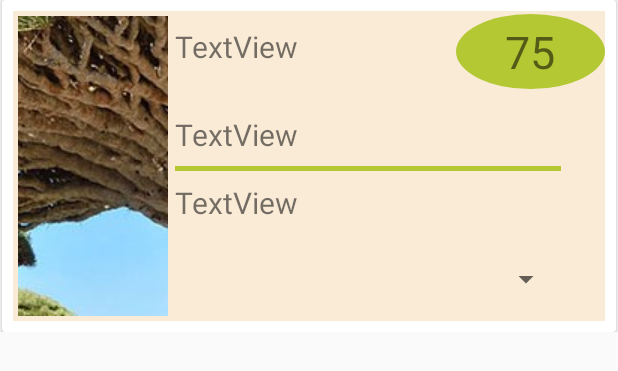
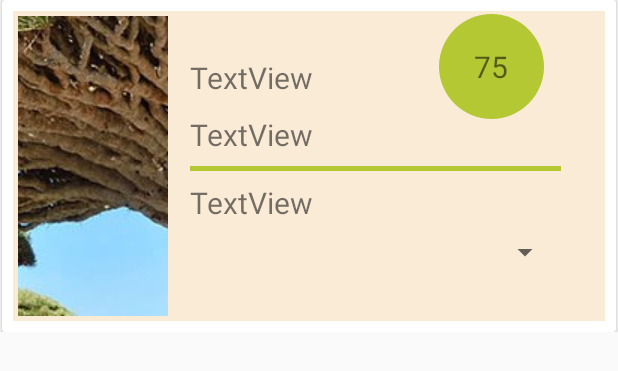
Before and after one commit to Jahidul007/Product-Ratings-Analysis-Based-On-Online-User-Ratings, an Android app: the layout item_list.xml on its own in the app's theme, with its tools: preview values and no code run, on a phone screen of 412 x 824 dp. Shown: the top 371 px of the screen. Run offline under Robolectric (Android 15) with nearby library versions, the phone set to English and light mode, and no system bars.

Commit message:
initial commit

```diff
--- a/app/build.gradle
+++ b/app/build.gradle
@@ -30,7 +30,9 @@ dependencies {
     androidTestImplementation 'com.android.support.test.espresso:espresso-core:3.0.2'
 
 
-    implementation 'com.squareup.picasso:picasso:2.3.2'
+    implementation 'com.squareup.picasso:picasso:2.4.0'
+    implementation 'com.github.bumptech.glide:glide:4.9.0'
+    annotationProcessor 'com.github.bumptech.glide:compiler:4.9.0'
     implementation 'com.nineoldandroids:library:2.4.0'
     implementation 'com.daimajia.slider:library:1.1.5@aar'
     implementation 'com.weiwangcn.betterspinner:library-material:1.1.0'
--- a/app/src/main/res/layout/activity_product.xml
+++ b/app/src/main/res/layout/activity_product.xml
@@ -7,12 +7,10 @@
     android:background="@color/offWhite"
     tools:context=".ProductActivity">
 
-
     <android.support.v7.widget.RecyclerView
         android:id="@+id/list_id"
         android:layout_width="match_parent"
         android:layout_height="match_parent"
         android:layout_alignParentStart="true"
         android:layout_alignParentTop="true" />
-    <include layout="@layout/item_list" />
 </RelativeLayout>
--- a/app/src/main/res/layout/item_list.xml
+++ b/app/src/main/res/layout/item_list.xml
@@ -30,19 +30,19 @@
 
             <TextView
                 android:id="@+id/title"
-                android:layout_width="185dp"
+                android:layout_width="154dp"
                 android:layout_height="48dp"
-                android:layout_marginStart="108dp"
+                android:layout_marginStart="118dp"
                 android:layout_marginTop="10dp"
-                android:gravity="start"
+                android:gravity="bottom"
                 android:text="TextView"
                 android:textSize="20sp" />
 
             <TextView
-                android:id="@+id/score"
-                android:layout_width="100dp"
-                android:layout_height="50dp"
-                android:layout_marginStart="2dp"
+                android:id="@+id/our_rating"
+                android:layout_width="70dp"
+                android:layout_height="70dp"
+                android:layout_marginStart="12dp"
                 android:layout_marginTop="2dp"
                 android:layout_marginRight="2dp"
                 android:layout_toEndOf="@+id/title"
@@ -50,12 +50,12 @@
                 android:gravity="center"
                 android:text="75"
                 android:textAlignment="center"
-                android:textSize="30sp" />
+                android:textSize="20sp" />
 
             <LinearLayout
                 android:id="@+id/linearLayout"
                 android:layout_width="257dp"
-                android:layout_height="89dp"
+                android:layout_height="140dp"
                 android:layout_marginStart="108dp"
                 android:layout_marginTop="61dp"
                 android:layout_marginEnd="7dp"
@@ -66,6 +66,7 @@
                     android:layout_width="match_parent"
                     android:layout_height="42dp"
                     android:gravity="fill"
+                    android:layout_marginLeft="10dp"
                     android:text="TextView"
                     android:textSize="20sp" />
 
@@ -74,6 +75,7 @@
                     android:layout_width="match_parent"
                     android:layout_height="3dp"
                     android:layout_weight="0"
+                    android:layout_marginLeft="10dp"
                     android:background="@color/google" />
 
                 <TextView
@@ -82,17 +84,15 @@
                     android:layout_height="42dp"
                     android:gravity="fill"
                     android:text="TextView"
+                    android:layout_marginLeft="10dp"
                     android:textSize="20sp" />
+
+                <Spinner
+                    android:id="@+id/price"
+                    android:layout_width="match_parent"
+                    android:layout_height="wrap_content"
+                    android:textColorHint="#05ab9a" />
             </LinearLayout>
-
-            <Spinner
-                android:id="@+id/spinner"
-                android:layout_width="258dp"
-                android:layout_height="50dp"
-                android:layout_below="@+id/linearLayout"
-                android:layout_marginStart="108dp"
-                android:layout_marginTop="3dp"
-                android:textColorHint="#05ab9a" />
         </RelativeLayout>
     </android.support.v7.widget.CardView>
 </RelativeLayout>
```
Also changed, not shown: app/src/main/java/com/jahid/productratings/MainActivity.java (+19 -1 lines), app/src/main/java/com/jahid/productratings/ProductActivity.java (+39 -0 lines), app/src/main/java/com/jahid/productratings/product/Product.java (+111 -0 lines), app/src/main/java/com/jahid/productratings/product/ProductAdapter.java (+58 -37 lines), app/src/main/res/layout/content_main.xml (+8 -1 lines).
